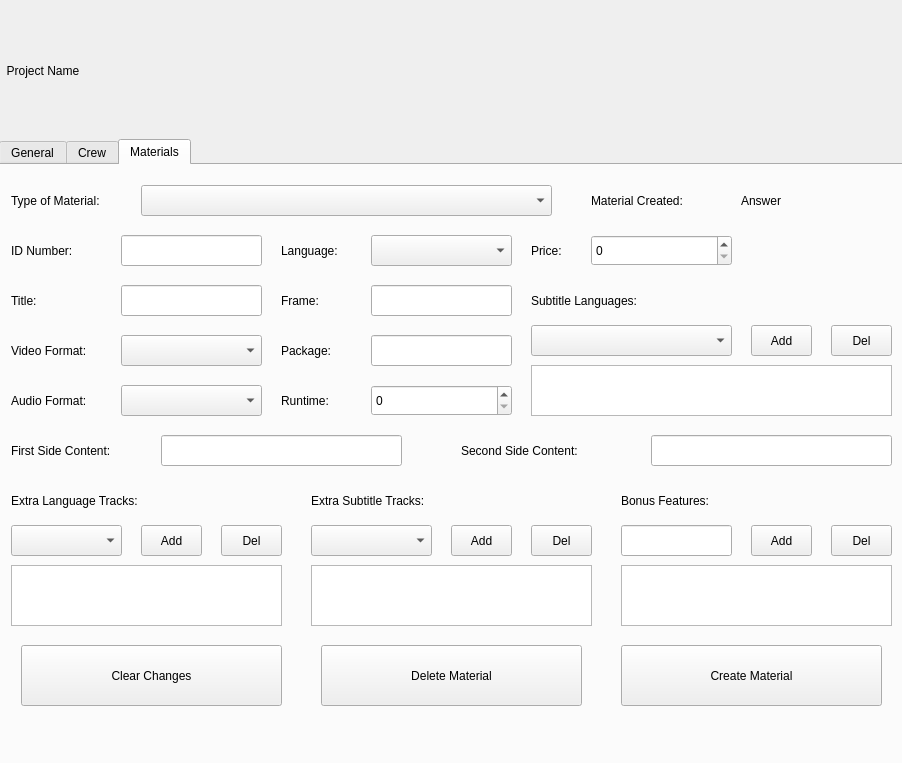
Before: the Qt Designer form TrekStarApp/forms/projectwindow.ui in EdwinLangley/SDI-TrekStar-Application, drawn with Qt 5.
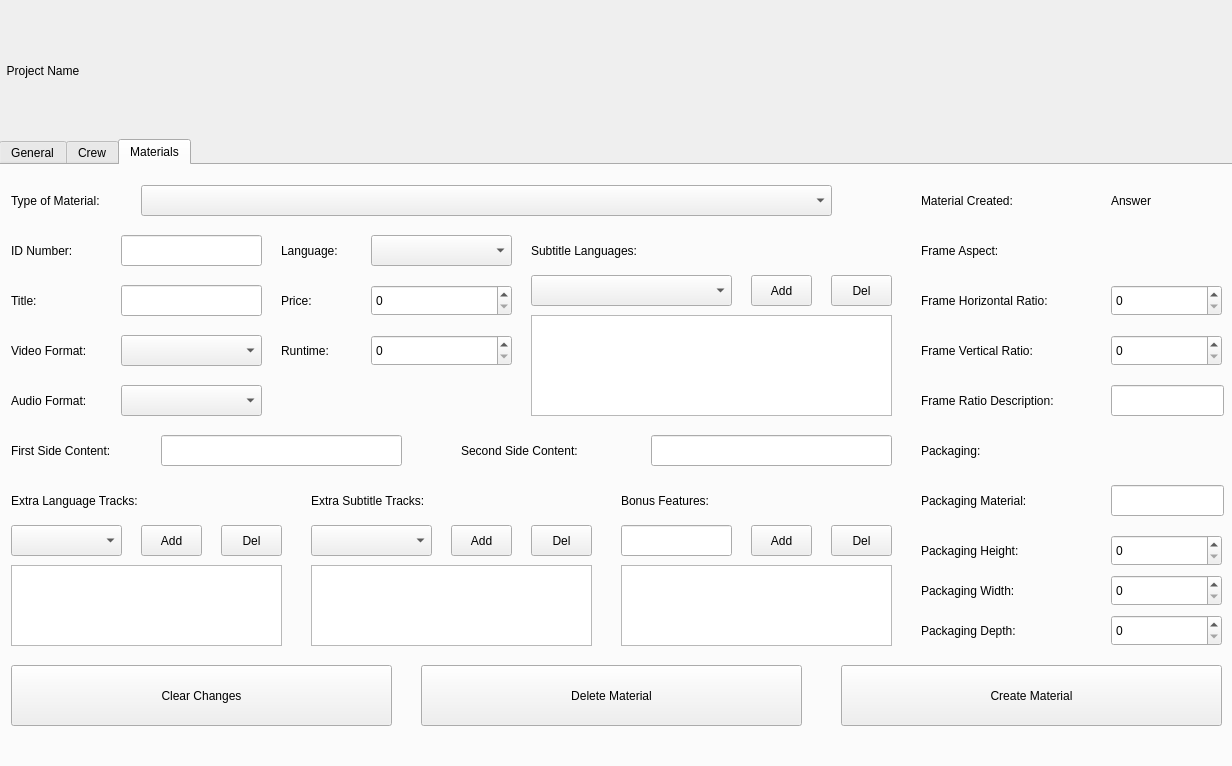
After: the same form once the commit is applied.

Diff of the .ui file:
```diff
--- a/TrekStarApp/forms/projectwindow.ui
+++ b/TrekStarApp/forms/projectwindow.ui
@@ -6,8 +6,8 @@
    <rect>
     <x>0</x>
     <y>0</y>
-    <width>902</width>
-    <height>763</height>
+    <width>1232</width>
+    <height>766</height>
    </rect>
   </property>
   <property name="windowTitle">
@@ -18,7 +18,7 @@
     <rect>
      <x>0</x>
      <y>0</y>
-     <width>901</width>
+     <width>1231</width>
      <height>141</height>
     </rect>
    </property>
@@ -31,7 +31,7 @@
     <rect>
      <x>-1</x>
      <y>139</y>
-     <width>911</width>
+     <width>1241</width>
      <height>631</height>
     </rect>
    </property>
@@ -617,7 +617,7 @@
       <rect>
        <x>140</x>
        <y>20</y>
-       <width>411</width>
+       <width>691</width>
        <height>31</height>
       </rect>
      </property>
@@ -690,34 +690,34 @@
     <widget class="QLabel" name="lblMaterialFrame">
      <property name="geometry">
       <rect>
-       <x>280</x>
+       <x>920</x>
        <y>120</y>
-       <width>111</width>
+       <width>191</width>
        <height>31</height>
       </rect>
      </property>
      <property name="text">
-      <string>Frame:</string>
+      <string>Frame Horizontal Ratio:</string>
      </property>
     </widget>
     <widget class="QLabel" name="lblMaterialPackage">
      <property name="geometry">
       <rect>
-       <x>280</x>
-       <y>170</y>
+       <x>920</x>
+       <y>270</y>
        <width>111</width>
        <height>31</height>
       </rect>
      </property>
      <property name="text">
-      <string>Package:</string>
+      <string>Packaging:</string>
      </property>
     </widget>
     <widget class="QLabel" name="lblMaterialRuntime">
      <property name="geometry">
       <rect>
        <x>280</x>
-       <y>220</y>
+       <y>170</y>
        <width>111</width>
        <height>31</height>
       </rect>
@@ -729,8 +729,8 @@
     <widget class="QLabel" name="lblMaterialPrice">
      <property name="geometry">
       <rect>
-       <x>530</x>
-       <y>70</y>
+       <x>280</x>
+       <y>120</y>
        <width>101</width>
        <height>31</height>
       </rect>
@@ -743,7 +743,7 @@
      <property name="geometry">
       <rect>
        <x>530</x>
-       <y>120</y>
+       <y>70</y>
        <width>131</width>
        <height>31</height>
       </rect>
@@ -806,9 +806,9 @@
      <property name="geometry">
       <rect>
        <x>530</x>
-       <y>200</y>
+       <y>150</y>
        <width>361</width>
-       <height>51</height>
+       <height>101</height>
       </rect>
      </property>
     </widget>
@@ -816,7 +816,7 @@
      <property name="geometry">
       <rect>
        <x>530</x>
-       <y>160</y>
+       <y>110</y>
        <width>201</width>
        <height>31</height>
       </rect>
@@ -826,7 +826,7 @@
      <property name="geometry">
       <rect>
        <x>750</x>
-       <y>160</y>
+       <y>110</y>
        <width>61</width>
        <height>31</height>
       </rect>
@@ -839,7 +839,7 @@
      <property name="geometry">
       <rect>
        <x>830</x>
-       <y>160</y>
+       <y>110</y>
        <width>61</width>
        <height>31</height>
       </rect>
@@ -851,8 +851,8 @@
     <widget class="QSpinBox" name="sbMaterialPrice">
      <property name="geometry">
       <rect>
-       <x>590</x>
-       <y>70</y>
+       <x>370</x>
+       <y>120</y>
        <width>141</width>
        <height>31</height>
       </rect>
@@ -861,9 +861,9 @@
     <widget class="QLabel" name="lblMaterialCreated">
      <property name="geometry">
       <rect>
-       <x>590</x>
+       <x>920</x>
        <y>20</y>
-       <width>131</width>
+       <width>141</width>
        <height>31</height>
       </rect>
      </property>
@@ -874,9 +874,9 @@
     <widget class="QLabel" name="lblMaterialAnswer">
      <property name="geometry">
       <rect>
-       <x>740</x>
+       <x>1110</x>
        <y>20</y>
-       <width>101</width>
+       <width>111</width>
        <height>31</height>
       </rect>
      </property>
@@ -887,9 +887,9 @@
     <widget class="QPushButton" name="cmdMaterialClear">
      <property name="geometry">
       <rect>
-       <x>20</x>
-       <y>480</y>
-       <width>261</width>
+       <x>10</x>
+       <y>500</y>
+       <width>381</width>
        <height>61</height>
       </rect>
      </property>
@@ -900,9 +900,9 @@
     <widget class="QPushButton" name="cmdMaterialDel">
      <property name="geometry">
       <rect>
-       <x>320</x>
-       <y>480</y>
-       <width>261</width>
+       <x>420</x>
+       <y>500</y>
+       <width>381</width>
        <height>61</height>
       </rect>
      </property>
@@ -913,9 +913,9 @@
     <widget class="QPushButton" name="cmdMaterialCreate">
      <property name="geometry">
       <rect>
-       <x>620</x>
-       <y>480</y>
-       <width>261</width>
+       <x>840</x>
+       <y>500</y>
+       <width>381</width>
        <height>61</height>
       </rect>
      </property>
@@ -923,31 +923,11 @@
       <string>Create Material</string>
      </property>
     </widget>
-    <widget class="QLineEdit" name="txtMaterialFrame">
-     <property name="geometry">
-      <rect>
-       <x>370</x>
-       <y>120</y>
-       <width>141</width>
-       <height>31</height>
-      </rect>
-     </property>
-    </widget>
-    <widget class="QLineEdit" name="txtMaterialPackage">
-     <property name="geometry">
-      <rect>
-       <x>370</x>
-       <y>170</y>
-       <width>141</width>
-       <height>31</height>
-      </rect>
-     </property>
-    </widget>
     <widget class="QSpinBox" name="sbMaterialRuntime">
      <property name="geometry">
       <rect>
        <x>370</x>
-       <y>220</y>
+       <y>170</y>
        <width>141</width>
        <height>31</height>
       </rect>
@@ -972,7 +952,7 @@
        <x>10</x>
        <y>400</y>
        <width>271</width>
-       <height>61</height>
+       <height>81</height>
       </rect>
      </property>
     </widget>
@@ -1028,7 +1008,7 @@
        <x>310</x>
        <y>400</y>
        <width>281</width>
-       <height>61</height>
+       <height>81</height>
       </rect>
      </property>
     </widget>
@@ -1064,7 +1044,7 @@
        <x>620</x>
        <y>400</y>
        <width>271</width>
-       <height>61</height>
+       <height>81</height>
       </rect>
      </property>
     </widget>
@@ -1176,6 +1156,167 @@
       </rect>
      </property>
     </widget>
+    <widget class="QSpinBox" name="sbFrameHorizontal">
+     <property name="geometry">
+      <rect>
+       <x>1110</x>
+       <y>120</y>
+       <width>111</width>
+       <height>31</height>
+      </rect>
+     </property>
+    </widget>
+    <widget class="QSpinBox" name="sbFrameVertical">
+     <property name="geometry">
+      <rect>
+       <x>1110</x>
+       <y>170</y>
+       <width>111</width>
+       <height>31</height>
+      </rect>
+     </property>
+    </widget>
+    <widget class="QLabel" name="lblMaterialFrameVertical">
+     <property name="geometry">
+      <rect>
+       <x>920</x>
+       <y>170</y>
+       <width>161</width>
+       <height>31</height>
+      </rect>
+     </property>
+     <property name="text">
+      <string>Frame Vertical Ratio:</string>
+     </property>
+    </widget>
+    <widget class="QLabel" name="lblMaterialFrameAspect">
+     <property name="geometry">
+      <rect>
+       <x>920</x>
+       <y>70</y>
+       <width>161</width>
+       <height>31</height>
+      </rect>
+     </property>
+     <property name="text">
+      <string>Frame Aspect:</string>
+     </property>
+    </widget>
+    <widget class="QLineEdit" name="txtFrameDescription">
+     <property name="geometry">
+      <rect>
+       <x>1110</x>
+       <y>220</y>
+       <width>113</width>
+       <height>31</height>
+      </rect>
+     </property>
+    </widget>
+    <widget class="QLabel" name="lblMaterialFrameDescription">
+     <property name="geometry">
+      <rect>
+       <x>920</x>
+       <y>220</y>
+       <width>181</width>
+       <height>31</height>
+      </rect>
+     </property>
+     <property name="text">
+      <string>Frame Ratio Description:</string>
+     </property>
+    </widget>
+    <widget class="QLabel" name="lblMaterialPackageMaterial">
+     <property name="geometry">
+      <rect>
+       <x>920</x>
+       <y>320</y>
+       <width>151</width>
+       <height>31</height>
+      </rect>
+     </property>
+     <property name="text">
+      <string>Packaging Material:</string>
+     </property>
+    </widget>
+    <widget class="QLabel" name="lblMaterialPackageHeight">
+     <property name="geometry">
+      <rect>
+       <x>920</x>
+       <y>370</y>
+       <width>151</width>
+       <height>31</height>
+      </rect>
+     </property>
+     <property name="text">
+      <string>Packaging Height:</string>
+     </property>
+    </widget>
+    <widget class="QLabel" name="lblMaterialPackageDepth">
+     <property name="geometry">
+      <rect>
+       <x>920</x>
+       <y>450</y>
+       <width>151</width>
+       <height>31</height>
+      </rect>
+     </property>
+     <property name="text">
+      <string>Packaging Depth:</string>
+     </property>
+    </widget>
+    <widget class="QLineEdit" name="txtPackagingMaterial">
+     <property name="geometry">
+      <rect>
+       <x>1110</x>
+       <y>320</y>
+       <width>113</width>
+       <height>31</height>
+      </rect>
+     </property>
+    </widget>
+    <widget class="QSpinBox" name="sbPackagingHeight">
+     <property name="geometry">
+      <rect>
+       <x>1110</x>
+       <y>370</y>
+       <width>111</width>
+       <height>31</height>
+      </rect>
+     </property>
+    </widget>
+    <widget class="QSpinBox" name="sbPackagingDepth">
+     <property name="geometry">
+      <rect>
+       <x>1110</x>
+       <y>450</y>
+       <width>111</width>
+       <height>31</height>
+      </rect>
+     </property>
+    </widget>
+    <widget class="QLabel" name="lblMaterialPackageWidth">
+     <property name="geometry">
+      <rect>
+       <x>920</x>
+       <y>410</y>
+       <width>151</width>
+       <height>31</height>
+      </rect>
+     </property>
+     <property name="text">
+      <string>Packaging Width:</string>
+     </property>
+    </widget>
+    <widget class="QSpinBox" name="sbPackagingWidth">
+     <property name="geometry">
+      <rect>
+       <x>1110</x>
+       <y>410</y>
+       <width>111</width>
+       <height>31</height>
+      </rect>
+     </property>
+    </widget>
    </widget>
   </widget>
  </widget>
```
Left out of the diff: 104 changed lines with no effect on the pictures.
